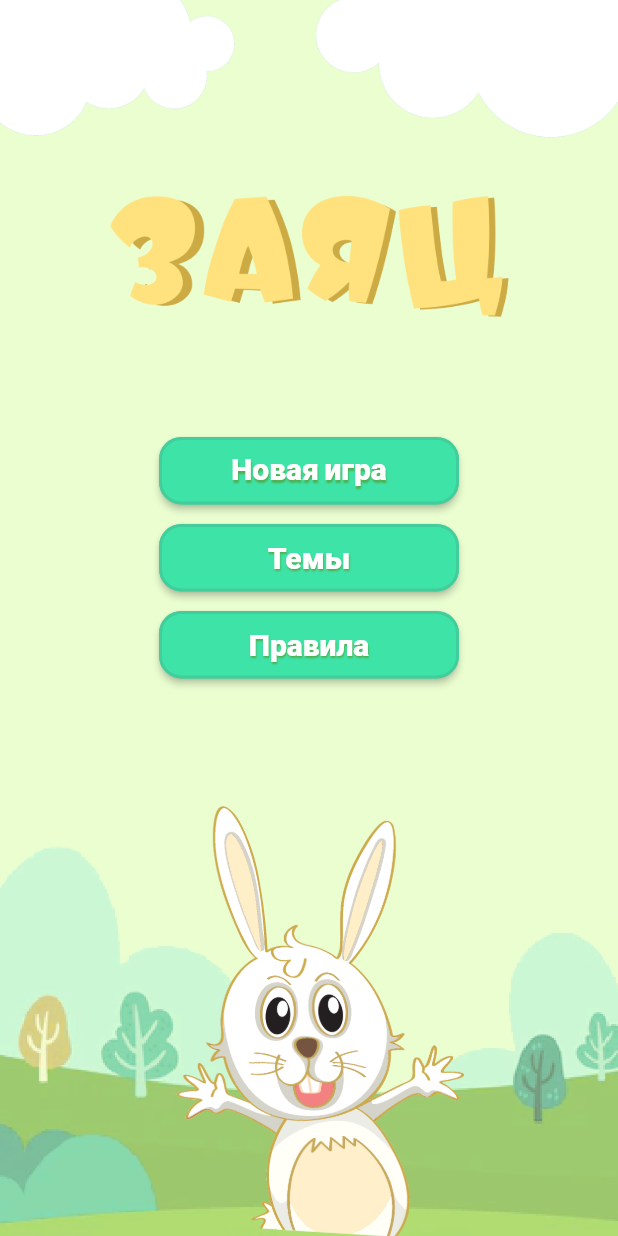
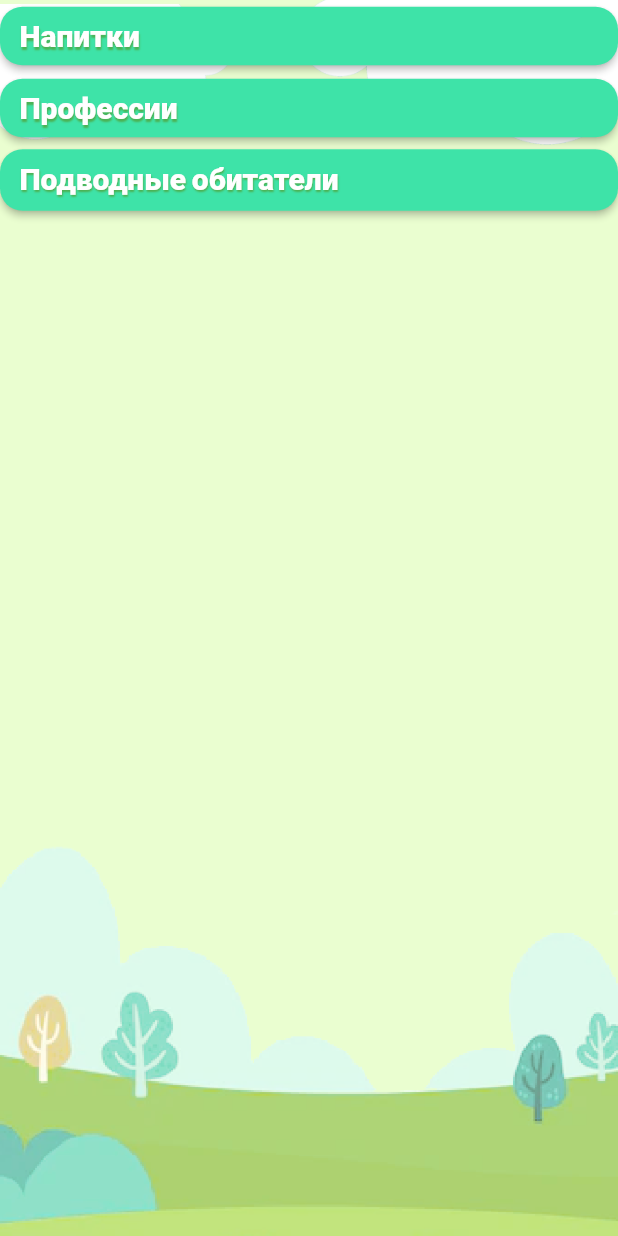
Before and after one commit to rataysh/Dart-Flutter-learning, a Flutter app: the screen it shows after launch, after a tap on "Темы", on a phone screen of 412 x 824 dp. Run offline on Flutter 3.47's test engine with Material 2 defaults, Android fonts, the light colour scheme and no system bars.

Commit message:
addThemescreens

```diff
--- /dev/null
+++ b/lern_base/lib/classes/AllTheme.dart
@@ -0,0 +1,20 @@
+import 'package:flutter/material.dart';
+import 'package:lern_base/classes/ListTheme.dart';
+import '../const/standartTheme.dart';
+
+
+// Класс содержащий все темы
+class AllTheme {
+  List listAllTheme;
+
+  AllTheme({required this.listAllTheme});
+}
+
+
+// Добавляю стадартные темы
+var myAllTheme = AllTheme(listAllTheme: [
+  standartThemeDrink,
+  standartThemeJobs,
+  standartThemeAqua,
+]
+);
--- /dev/null
+++ b/lern_base/lib/const/ref.dart
@@ -0,0 +1,6 @@
+// Пути к картинкам
+const String pathBackgroundImage = "assets/images/back.png";
+const String pathCloudLeftImage = "assets/images/cloudLeft.png";
+const String pathCloudRightImage = "assets/images/cloudRight.png";
+const String pathNameImage = "assets/images/name.png";
+const String pathBodyRabImage = "assets/images/bodyRab.png";
--- a/lern_base/lib/const/const.dart
+++ b/lern_base/lib/const/slyles.dart
@@ -2,18 +2,13 @@ import 'package:flutter/material.dart';
 
 // Цвета
 const backgroundMain = Color(0xFFEAFED0); // Главный цвет
+const backgroundButton = Color(0xFF3EE3A8);
 
-// Пути к картинкам
-const String pathBackgroundImage = "assets/images/back.png";
-const String pathCloudLeftImage = "assets/images/cloudLeft.png";
-const String pathCloudRightImage = "assets/images/cloudRight.png";
-const String pathNameImage = "assets/images/name.png";
-const String pathBodyRabImage = "assets/images/bodyRab.png";
 
 // Стили
 // Кнопки главного меню
 final ButtonStyle mainMenuButtonStyle = ElevatedButton.styleFrom(
-  primary: const Color(0xFF3EE3A8),
+  primary: backgroundButton,
   fixedSize: const Size(200, 45),
   side: const BorderSide(
     color: Color(0xFF43CD9C),
@@ -26,8 +21,9 @@ final ButtonStyle mainMenuButtonStyle = ElevatedButton.styleFrom(
   ),
 );
 
-// Текст кнопок главного меню
+// Текст кнопок главного меню И меню ТЕМЫ
 const mainMenuButtonTextStyle = TextStyle(
+  color: Colors.white,
   fontSize: 20.0,
   fontWeight: FontWeight.w800,
   fontFamily: 'AbhayaLibre',
@@ -39,3 +35,17 @@ const mainMenuButtonTextStyle = TextStyle(
     ),
   ],
 );
+
+// Кнопки меню ТЕМЫ
+final ButtonStyle themeMenuButtonStyle = ElevatedButton.styleFrom(
+  primary: backgroundButton,
+  side: const BorderSide(
+    color: Color(0xFF43CD9C),
+    // width: 2.0,
+    style: BorderStyle.none,
+  ),
+  padding: const EdgeInsets.symmetric(horizontal: 5.0),
+  shape: const RoundedRectangleBorder(
+    borderRadius: BorderRadius.all(Radius.circular(15.0)),
+  ),
+);
--- a/lern_base/lib/main.dart
+++ b/lern_base/lib/main.dart
@@ -1,4 +1,27 @@
 import 'package:flutter/material.dart';
 import 'package:lern_base/screens/homeScreen.dart';
+import 'package:lern_base/screens/themeScreen.dart';
+import 'const/slyles.dart';
+
 
 void main() => runApp(MyApp());
+
+
+class MyApp extends StatelessWidget {
+  @override
+  Widget build(BuildContext context) {
+    return MaterialApp(
+      title: "RABBIT",
+      home: Scaffold(
+        appBar: AppBar(
+          title: const Text("RABBIT"),
+          centerTitle: true,
+          backgroundColor: backgroundMain,
+          toolbarOpacity: 1,
+          toolbarHeight: 0,
+        ),
+        body: HomeScreen(),
+      ),
+    );
+  }
+}
--- /dev/null
+++ b/lern_base/lib/screens/elementsOfScreens/background.dart
@@ -0,0 +1,56 @@
+import 'package:flutter/cupertino.dart';
+import 'package:flutter/material.dart';
+import '../../const/ref.dart';
+import '../../const/slyles.dart';
+
+class MainBackground extends StatelessWidget {
+  @override
+  Widget build(BuildContext context) {
+    return Material(
+      child: Scaffold(
+        appBar: AppBar(
+          title: const Text("ЗАЯЦ"),
+          centerTitle: true,
+          backgroundColor: backgroundMain,
+          toolbarOpacity: 1,
+          toolbarHeight: 0,
+        ),
+        body: Stack(
+          fit: StackFit.passthrough, //NEED TO THE TEST
+          children: [
+            Container(
+              decoration: BoxDecoration(
+                color: backgroundMain,
+                image: DecorationImage(
+                  image: Image.asset(pathBackgroundImage).image,
+                  alignment: Alignment.bottomCenter,
+                  fit: BoxFit.scaleDown,
+                  colorFilter: const ColorFilter.linearToSrgbGamma(),
+                ),
+              ),
+              child: Column(
+                children: [
+                  Row(
+                    mainAxisAlignment: MainAxisAlignment.spaceBetween,
+                    children: [
+                      Image.asset(
+                        pathCloudLeftImage,
+                        fit: BoxFit.scaleDown,
+                        scale: 3.5,
+                      ),
+                      Image.asset(
+                        pathCloudRightImage,
+                        scale: 3.5,
+                        fit: BoxFit.scaleDown,
+                      ),
+                    ],
+                  ),
+                ],
+              ),
+            ),
+          ],
+        ),
+      ),
+    );
+  }
+}
--- a/lern_base/lib/screens/homeScreen.dart
+++ b/lern_base/lib/screens/homeScreen.dart
@@ -1,20 +1,18 @@
+import 'package:flutter/cupertino.dart';
 import 'package:flutter/material.dart';
-import '../const/const.dart';
+import 'package:lern_base/screens/themeScreen.dart';
+import '../classes/ListTheme.dart';
+import '../const/ref.dart';
+import '../const/slyles.dart';
+import '../const/standartTheme.dart';
+import 'elementsOfScreens/background.dart';
 
-class MyApp extends StatelessWidget {
+class HomeScreen extends StatelessWidget {
   @override
   Widget build(BuildContext context) {
-    return MaterialApp(
-      title: "RABBIT",
-      home: Scaffold(
-        appBar: AppBar(
-          title: const Text("RABBIT"),
-          centerTitle: true,
-          backgroundColor: backgroundMain,
-          toolbarOpacity: 1,
-          toolbarHeight: 0,
-        ),
-        body: Stack(
+    return Material(
+      child: ClipRRect(
+        child: Stack(
           alignment: Alignment.bottomCenter,
           children: [
             SizedBox.expand(
@@ -67,7 +65,9 @@ class MyApp extends StatelessWidget {
                             padding: EdgeInsets.all(5.0),
                             child: ElevatedButton(
                               style: mainMenuButtonStyle,
-                              onPressed: () {},
+                              onPressed: () {
+                                print(standartThemeAqua.dict);
+                              },
                               child: const Text(
                                 'Новая игра',
                                 style: mainMenuButtonTextStyle,
@@ -78,7 +78,12 @@ class MyApp extends StatelessWidget {
                             padding: EdgeInsets.all(5.0),
                             child: ElevatedButton(
                               style: mainMenuButtonStyle,
-                              onPressed: () {},
+                              onPressed: () {
+                                Navigator.push(
+                                    context,
+                                    CupertinoPageRoute(
+                                        builder: (context) => ThemeScreen()));
+                              },
                               child: const Text(
                                 'Темы',
                                 style: mainMenuButtonTextStyle,
@@ -89,7 +94,12 @@ class MyApp extends StatelessWidget {
                             padding: EdgeInsets.all(5.0),
                             child: ElevatedButton(
                               style: mainMenuButtonStyle,
-                              onPressed: () {},
+                              onPressed: () {
+                                Navigator.push(
+                                    context,
+                                    CupertinoPageRoute(
+                                        builder: (context) => MainBackground()));
+                              },
                               child: const Text(
                                 'Правила',
                                 style: mainMenuButtonTextStyle,
--- /dev/null
+++ b/lern_base/lib/screens/themeScreen.dart
@@ -0,0 +1,44 @@
+import 'package:flutter/material.dart';
+import 'package:lern_base/screens/themeScreen.dart';
+import '../classes/AllTheme.dart';
+import '../classes/ListTheme.dart';
+import '../const/ref.dart';
+import '../const/slyles.dart';
+import '../const/standartTheme.dart';
+import 'elementsOfScreens/background.dart';
+
+class ThemeScreen extends StatelessWidget {
+  @override
+  Widget build(BuildContext context) {
+    return Stack(
+      children: [
+        MainBackground(),
+        ListView.builder(
+          physics: BouncingScrollPhysics(),
+          itemCount: myAllTheme.listAllTheme.length,
+          itemBuilder: (_, index) => ElevatedButton(
+            onPressed: () {},
+            style: themeMenuButtonStyle,
+            child: Padding(
+              padding: const EdgeInsets.all(8.0),
+              child: Column(
+                mainAxisAlignment: MainAxisAlignment.start,
+                children: [
+                  Row(
+                    mainAxisAlignment: MainAxisAlignment.start,
+                    children: [
+                      Text(
+                        myAllTheme.listAllTheme[index].name,
+                        style: mainMenuButtonTextStyle,
+                      ),
+                    ],
+                  ),
+                ],
+              ),
+            ),
+          ),
+        ) // separatorBuilder: (_, __) => const Divider(),
+      ],
+    );
+  }
+}
```
Also changed, not shown: lern_base/lib/classes/ListTheme.dart (added, +15 -0 lines), lern_base/lib/const/standartTheme.dart (added, +78 -0 lines).
